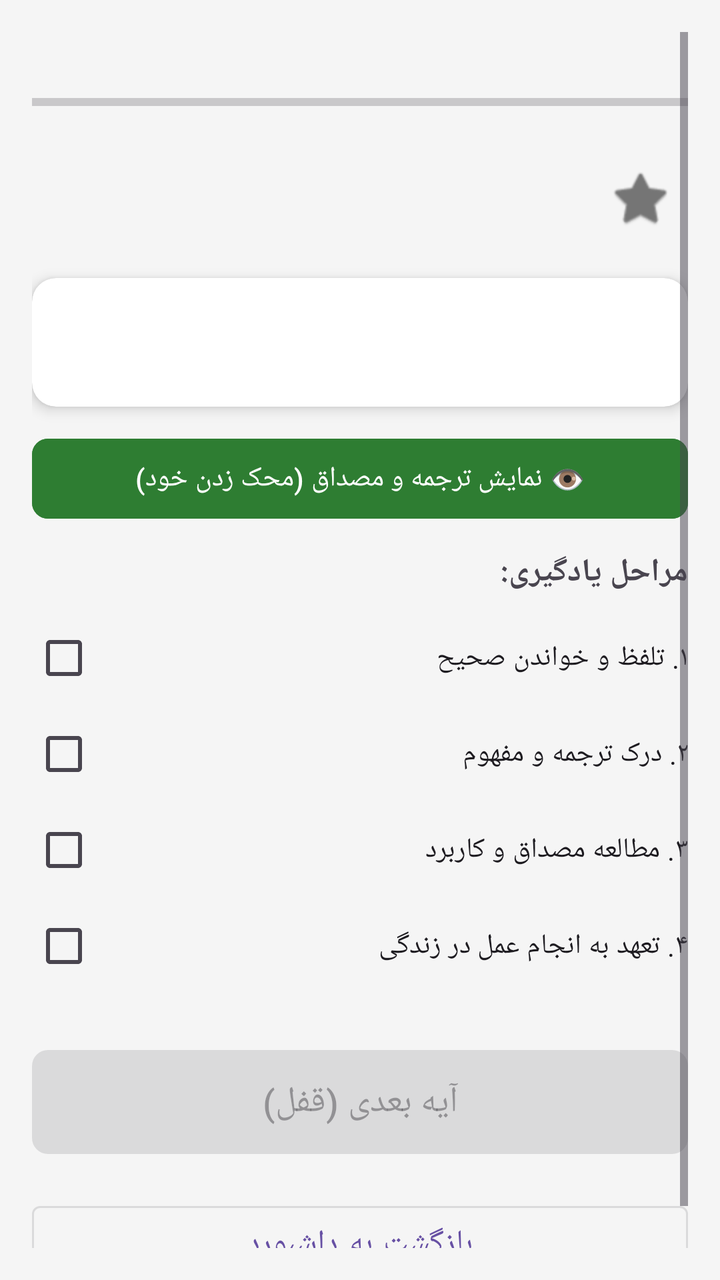
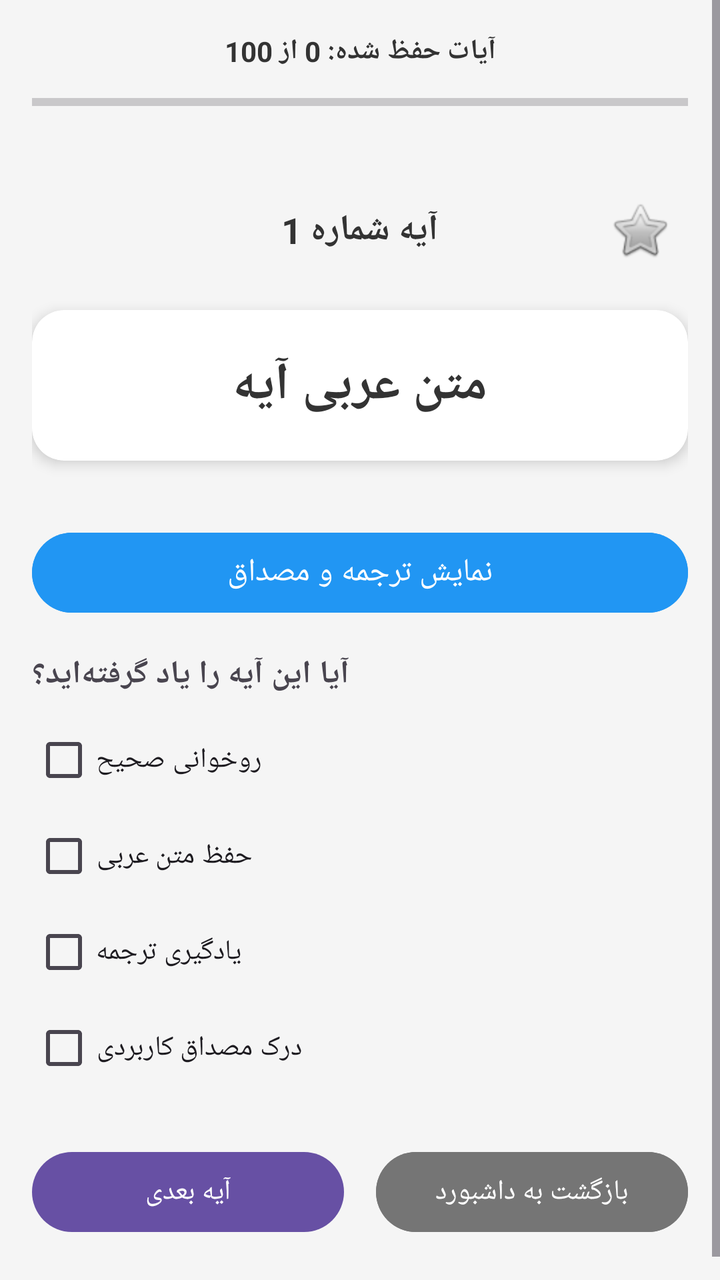

Screens rendered from an Android XML layout before and after an edit, with the pre-edit source and the edit as a unified diff.
<!-- AndroidManifest.xml: application theme Theme.Material3.DayNight.NoActionBar -->
<!-- res/layout/activity_main.xml -->
<?xml version="1.0" encoding="utf-8"?>
<ScrollView xmlns:android="http://schemas.android.com/apk/res/android"
    xmlns:app="http://schemas.android.com/apk/res-auto"
    android:layout_width="match_parent"
    android:layout_height="match_parent"
    android:padding="16dp"
    android:background="#F5F5F5">

    <LinearLayout
        android:layout_width="match_parent"
        android:layout_height="wrap_content"
        android:orientation="vertical">

        
        <TextView
            android:id="@+id/progressStatsText"
            android:layout_width="match_parent"
            android:layout_height="wrap_content"
            android:textAlignment="center"
            android:textSize="14sp"
            android:textStyle="bold"
            android:textColor="#333333" />

        <ProgressBar
            android:id="@+id/progressBar"
            style="?android:attr/progressBarStyleHorizontal"
            android:layout_width="match_parent"
            android:layout_height="wrap_content"
            android:layout_marginTop="8dp"
            android:layout_marginBottom="16dp" />

        
        <LinearLayout
            android:layout_width="match_parent"
            android:layout_height="wrap_content"
            android:orientation="horizontal"
            android:gravity="center_vertical"
            android:layout_marginBottom="16dp">

            <TextView
                android:id="@+id/verseNumber"
                android:layout_width="0dp"
                android:layout_height="wrap_content"
                android:layout_weight="1"
                android:textSize="20sp"
                android:textStyle="bold"
                android:textColor="#2E7D32" />

            <ImageButton
                android:id="@+id/favoriteButton"
                android:layout_width="48dp"
                android:layout_height="48dp"
                android:background="?attr/selectableItemBackgroundBorderless"
                android:src="@android:drawable/btn_star"
                app:tint="#757575"
                android:contentDescription="علاقه‌مندی" />
        </LinearLayout>

        
        <androidx.cardview.widget.CardView
            android:layout_width="match_parent"
            android:layout_height="wrap_content"
            android:layout_marginBottom="12dp"
            app:cardCornerRadius="12dp"
            app:cardElevation="4dp"
            app:contentPadding="16dp">

            <TextView
                android:id="@+id/arabicText"
                android:layout_width="match_parent"
                android:layout_height="wrap_content"
                android:textSize="24sp"
                android:textAlignment="center"
                android:lineSpacingExtra="8dp"
                android:textColor="#000000" />
        </androidx.cardview.widget.CardView>

        
        <Button
            android:id="@+id/btnShowTranslation"
            android:layout_width="match_parent"
            android:layout_height="wrap_content"
            android:text="👁 نمایش ترجمه و مصداق (محک زدن خود)"
            android:textColor="#FFFFFF"
            android:backgroundTint="#2E7D32"
            android:layout_marginBottom="12dp"
            app:cornerRadius="8dp" />

        
        <androidx.cardview.widget.CardView
            android:id="@+id/cardTranslation"
            android:layout_width="match_parent"
            android:layout_height="wrap_content"
            android:layout_marginBottom="12dp"
            app:cardCornerRadius="12dp"
            app:cardElevation="4dp"
            app:contentPadding="16dp"
            android:visibility="gone">

            <TextView
                android:id="@+id/translation"
                android:layout_width="match_parent"
                android:layout_height="wrap_content"
                android:textSize="18sp"
                android:lineSpacingExtra="6dp"
                android:textColor="#424242" />
        </androidx.cardview.widget.CardView>

        
        <androidx.cardview.widget.CardView
            android:id="@+id/cardExample"
            android:layout_width="match_parent"
            android:layout_height="wrap_content"
            android:layout_marginBottom="24dp"
            app:cardCornerRadius="12dp"
            app:cardElevation="4dp"
            app:contentPadding="16dp"
            app:cardBackgroundColor="#E8F5E9"
            android:visibility="gone">

            <TextView
                android:id="@+id/exampleText"
                android:layout_width="match_parent"
                android:layout_height="wrap_content"
                android:textSize="16sp"
                android:lineSpacingExtra="6dp"
                android:textColor="#1B5E20" />
        </androidx.cardview.widget.CardView>

        
        <TextView
            android:layout_width="match_parent"
            android:layout_height="wrap_content"
            android:text="مراحل یادگیری:"
            android:textStyle="bold"
            android:textSize="16sp"
            android:layout_marginBottom="8dp"/>

        <CheckBox
            android:id="@+id/checkBox1"
            android:layout_width="match_parent"
            android:layout_height="wrap_content"
            android:text="۱. تلفظ و خواندن صحیح" />

        <CheckBox
            android:id="@+id/checkBox2"
            android:layout_width="match_parent"
            android:layout_height="wrap_content"
            android:text="۲. درک ترجمه و مفهوم" />

        <CheckBox
            android:id="@+id/checkBox3"
            android:layout_width="match_parent"
            android:layout_height="wrap_content"
            android:text="۳. مطالعه مصداق و کاربرد" />

        <CheckBox
            android:id="@+id/checkBox4"
            android:layout_width="match_parent"
            android:layout_height="wrap_content"
            android:text="۴. تعهد به انجام عمل در زندگی" />

        
        <Button
            android:id="@+id/nextButton"
            android:layout_width="match_parent"
            android:layout_height="60dp"
            android:layout_marginTop="24dp"
            android:layout_marginBottom="16dp"
            android:text="آیه بعدی (قفل)"
            android:textSize="18sp"
            android:enabled="false"
            app:cornerRadius="8dp" />
            
        
        <Button
            android:id="@+id/btnBackToDashboard"
            android:layout_width="match_parent"
            android:layout_height="50dp"
            android:layout_marginBottom="16dp"
            android:text="بازگشت به داشبورد"
            android:textSize="16sp"
            style="@style/Widget.MaterialComponents.Button.OutlinedButton" />

    </LinearLayout>
</ScrollView>
<!-- resources referenced by this layout -->
<resources>

</resources>

<!-- the commit's change to res/layout/activity_main.xml (unified diff, before → after) -->
@@ -1,109 +1,134 @@
 <?xml version="1.0" encoding="utf-8"?>
 <ScrollView xmlns:android="http://schemas.android.com/apk/res/android"
     xmlns:app="http://schemas.android.com/apk/res-auto"
+    xmlns:tools="http://schemas.android.com/tools"
     android:layout_width="match_parent"
     android:layout_height="match_parent"
-    android:padding="16dp"
-    android:background="#F5F5F5">
+    android:background="#F5F5F5"
+    tools:context=".MainActivity">
 
     <LinearLayout
         android:layout_width="match_parent"
         android:layout_height="wrap_content"
-        android:orientation="vertical">
-
-        
-        <TextView
-            android:id="@+id/progressStatsText"
-            android:layout_width="match_parent"
-            android:layout_height="wrap_content"
-            android:textAlignment="center"
-            android:textSize="14sp"
-            android:textStyle="bold"
-            android:textColor="#333333" />
-
-        <ProgressBar
-            android:id="@+id/progressBar"
-            style="?android:attr/progressBarStyleHorizontal"
-            android:layout_width="match_parent"
-            android:layout_height="wrap_content"
-            android:layout_marginTop="8dp"
-            android:layout_marginBottom="16dp" />
+        android:orientation="vertical"
+        android:padding="16dp">
 
         
         <LinearLayout
             android:layout_width="match_parent"
             android:layout_height="wrap_content"
-            android:orientation="horizontal"
-            android:gravity="center_vertical"
+            android:orientation="vertical"
             android:layout_marginBottom="16dp">
 
             <TextView
+                android:id="@+id/progressStatsText"
+                android:layout_width="match_parent"
+                android:layout_height="wrap_content"
+                android:text="آیات حفظ شده: 0 از 100"
+                android:gravity="center"
+                android:textColor="#333333"
+                android:textSize="14sp"
+                android:textStyle="bold"
+                android:layout_marginBottom="8dp"/>
+
+            <ProgressBar
+                android:id="@+id/progressBar"
+                style="?android:attr/progressBarStyleHorizontal"
+                android:layout_width="match_parent"
+                android:layout_height="wrap_content"
+                android:max="100"
+                android:progress="0"
+                android:progressTint="#4CAF50"
+                android:layout_marginBottom="16dp"/>
+        </LinearLayout>
+
+        
+        <RelativeLayout
+            android:layout_width="match_parent"
+            android:layout_height="wrap_content"
+            android:layout_marginBottom="16dp">
+
+            <TextView
                 android:id="@+id/verseNumber"
-                android:layout_width="0dp"
-                android:layout_height="wrap_content"
-                android:layout_weight="1"
-                android:textSize="20sp"
-                android:textStyle="bold"
-                android:textColor="#2E7D32" />
+                android:layout_width="wrap_content"
+                android:layout_height="wrap_content"
+                android:layout_centerInParent="true"
+                android:text="آیه شماره 1"
+                android:textColor="#333333"
+                android:textSize="18sp"
+                android:textStyle="bold" />
 
             <ImageButton
                 android:id="@+id/favoriteButton"
                 android:layout_width="48dp"
                 android:layout_height="48dp"
+                android:layout_alignParentEnd="true"
                 android:background="?attr/selectableItemBackgroundBorderless"
-                android:src="@android:drawable/btn_star"
-                app:tint="#757575"
-                android:contentDescription="علاقه‌مندی" />
-        </LinearLayout>
+                android:contentDescription="علاقه‌مندی‌ها"
+                android:src="@android:drawable/btn_star_big_off" />
+        </RelativeLayout>
 
         
         <androidx.cardview.widget.CardView
             android:layout_width="match_parent"
             android:layout_height="wrap_content"
-            android:layout_marginBottom="12dp"
-            app:cardCornerRadius="12dp"
-            app:cardElevation="4dp"
-            app:contentPadding="16dp">
+            android:layout_marginBottom="16dp"
+            app:cardCornerRadius="16dp"
+            app:cardElevation="4dp">
 
             <TextView
                 android:id="@+id/arabicText"
                 android:layout_width="match_parent"
                 android:layout_height="wrap_content"
-                android:textSize="24sp"
-                android:textAlignment="center"
-                android:lineSpacingExtra="8dp"
-                android:textColor="#000000" />
+                android:gravity="center"
+                android:padding="20dp"
+                android:text="متن عربی آیه"
+                android:textColor="#333333"
+                android:textSize="26sp"
+                android:textStyle="bold" />
         </androidx.cardview.widget.CardView>
+
+        
+        
+        <androidx.recyclerview.widget.RecyclerView
+            android:id="@+id/wordsRecyclerView"
+            android:layout_width="match_parent"
+            android:layout_height="wrap_content"
+            android:layout_marginBottom="16dp"
+            android:nestedScrollingEnabled="false"
+            android:layoutDirection="rtl" />
+        
 
         
         <Button
             android:id="@+id/btnShowTranslation"
             android:layout_width="match_parent"
             android:layout_height="wrap_content"
-            android:text="👁 نمایش ترجمه و مصداق (محک زدن خود)"
+            android:text="نمایش ترجمه و مصداق"
+            android:textSize="16sp"
+            android:backgroundTint="#2196F3"
             android:textColor="#FFFFFF"
-            android:backgroundTint="#2E7D32"
-            android:layout_marginBottom="12dp"
-            app:cornerRadius="8dp" />
+            android:layout_marginBottom="16dp" />
 
         
         <androidx.cardview.widget.CardView
             android:id="@+id/cardTranslation"
             android:layout_width="match_parent"
             android:layout_height="wrap_content"
-            android:layout_marginBottom="12dp"
+            android:layout_marginBottom="16dp"
+            android:visibility="gone"
             app:cardCornerRadius="12dp"
-            app:cardElevation="4dp"
-            app:contentPadding="16dp"
-            android:visibility="gone">
+            app:cardElevation="2dp">
 
             <TextView
                 android:id="@+id/translation"
                 android:layout_width="match_parent"
                 android:layout_height="wrap_content"
+                android:padding="16dp"
+                android:text="ترجمه فارسی"
+                android:textColor="#666666"
                 android:textSize="18sp"
-                android:lineSpacingExtra="6dp"
-                android:textColor="#424242" />
+                android:lineSpacingExtra="4dp"/>
         </androidx.cardview.widget.CardView>
 
         
@@ -112,75 +137,69 @@
             android:layout_width="match_parent"
             android:layout_height="wrap_content"
             android:layout_marginBottom="24dp"
+            android:visibility="gone"
             app:cardCornerRadius="12dp"
-            app:cardElevation="4dp"
-            app:contentPadding="16dp"
-            app:cardBackgroundColor="#E8F5E9"
-            android:visibility="gone">
+            app:cardElevation="2dp">
 
             <TextView
                 android:id="@+id/exampleText"
                 android:layout_width="match_parent"
                 android:layout_height="wrap_content"
+                android:padding="16dp"
+                android:text="مصداق کاربردی"
+                android:textColor="#00796B"
                 android:textSize="16sp"
-                android:lineSpacingExtra="6dp"
-                android:textColor="#1B5E20" />
+                android:textStyle="italic"
+                android:lineSpacingExtra="4dp"/>
         </androidx.cardview.widget.CardView>
 
         
         <TextView
-            android:layout_width="match_parent"
-            android:layout_height="wrap_content"
-            android:text="مراحل یادگیری:"
+            android:layout_width="wrap_content"
+            android:layout_height="wrap_content"
+            android:text="آیا این آیه را یاد گرفته‌اید؟"
+            android:textSize="16sp"
             android:textStyle="bold"
-            android:textSize="16sp"
             android:layout_marginBottom="8dp"/>
 
-        <CheckBox
-            android:id="@+id/checkBox1"
-            android:layout_width="match_parent"
-            android:layout_height="wrap_content"
-            android:text="۱. تلفظ و خواندن صحیح" />
-
-        <CheckBox
-            android:id="@+id/checkBox2"
-            android:layout_width="match_parent"
-            android:layout_height="wrap_content"
-            android:text="۲. درک ترجمه و مفهوم" />
-
-        <CheckBox
-            android:id="@+id/checkBox3"
-            android:layout_width="match_parent"
-            android:layout_height="wrap_content"
-            android:text="۳. مطالعه مصداق و کاربرد" />
-
-        <CheckBox
-            android:id="@+id/checkBox4"
-            android:layout_width="match_parent"
-            android:layout_height="wrap_content"
-            android:text="۴. تعهد به انجام عمل در زندگی" />
-
-        
-        <Button
-            android:id="@+id/nextButton"
-            android:layout_width="match_parent"
-            android:layout_height="60dp"
-            android:layout_marginTop="24dp"
-            android:layout_marginBottom="16dp"
-            android:text="آیه بعدی (قفل)"
-            android:textSize="18sp"
-            android:enabled="false"
-            app:cornerRadius="8dp" />
-            
-        
-        <Button
-            android:id="@+id/btnBackToDashboard"
-            android:layout_width="match_parent"
-            android:layout_height="50dp"
-            android:layout_marginBottom="16dp"
-            android:text="بازگشت به داشبورد"
-            android:textSize="16sp"
-            style="@style/Widget.MaterialComponents.Button.OutlinedButton" />
+        
+        <LinearLayout
+            android:layout_width="match_parent"
+            android:layout_height="wrap_content"
+            android:orientation="vertical"
+            android:layout_marginBottom="24dp">
+
+            <CheckBox android:id="@+id/checkBox1" android:layout_width="wrap_content" android:layout_height="wrap_content" android:text="روخوانی صحیح" />
+            <CheckBox android:id="@+id/checkBox2" android:layout_width="wrap_content" android:layout_height="wrap_content" android:text="حفظ متن عربی" />
+            <CheckBox android:id="@+id/checkBox3" android:layout_width="wrap_content" android:layout_height="wrap_content" android:text="یادگیری ترجمه" />
+            <CheckBox android:id="@+id/checkBox4" android:layout_width="wrap_content" android:layout_height="wrap_content" android:text="درک مصداق کاربردی" />
+        </LinearLayout>
+
+        
+        <LinearLayout
+            android:layout_width="match_parent"
+            android:layout_height="wrap_content"
+            android:orientation="horizontal"
+            android:gravity="center"
+            android:layout_marginBottom="16dp">
+
+            <Button
+                android:id="@+id/nextButton"
+                android:layout_width="0dp"
+                android:layout_height="wrap_content"
+                android:layout_weight="1"
+                android:text="آیه بعدی"
+                android:layout_marginEnd="8dp"/>
+
+            <Button
+                android:id="@+id/btnBackToDashboard"
+                android:layout_width="0dp"
+                android:layout_height="wrap_content"
+                android:layout_weight="1"
+                android:text="بازگشت به داشبورد"
+                android:backgroundTint="#757575"
+                android:layout_marginStart="8dp"/>
+        </LinearLayout>
 
     </LinearLayout>
 </ScrollView>
